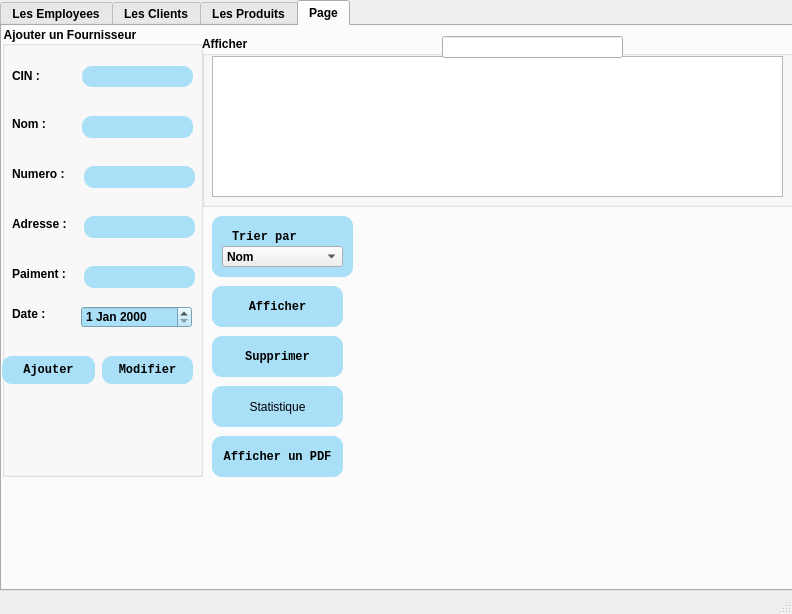
Qt form mainwindow2.ui (azizgarba/Smart_Dry_Cleaner_2A2) before a commit.
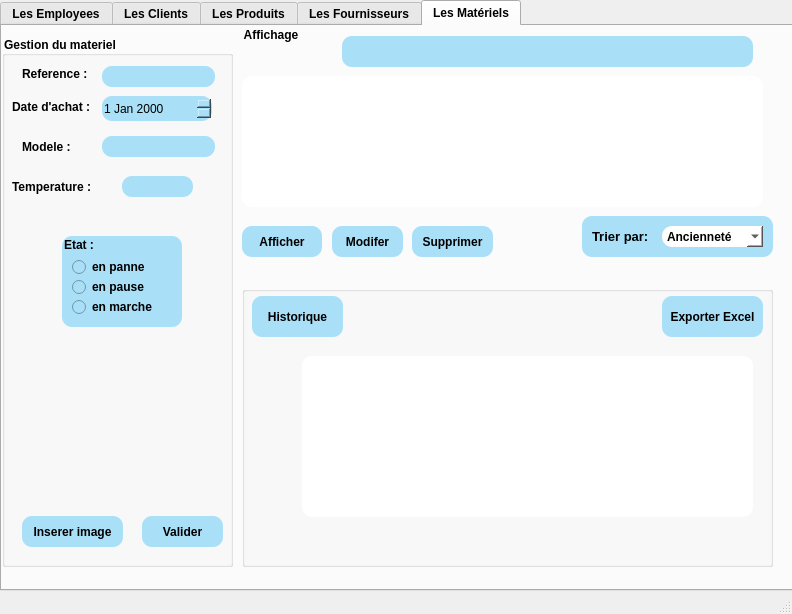
The same form after that commit. Icons and pictures are not drawn. Custom widgets are drawn as their Qt base class.

```diff
--- a/mainwindow2.ui
+++ b/mainwindow2.ui
@@ -43,7 +43,7 @@
      <enum>QTabWidget::Rounded</enum>
     </property>
     <property name="currentIndex">
-     <number>3</number>
+     <number>4</number>
     </property>
     <property name="usesScrollButtons">
      <bool>false</bool>
@@ -1938,8 +1938,13 @@
      <zorder>id_radio_butt</zorder>
     </widget>
     <widget class="QWidget" name="tab_4">
+     <property name="styleSheet">
+      <string notr="true">#tab_4{
+background-image:url(C:/Users/ASUS/Desktop/hydro+/Smart_Dry_Cleaner_2A2/image/BG.png);
+}</string>
+     </property>
      <attribute name="title">
-      <string>Page</string>
+      <string>Les Fournisseurs</string>
      </attribute>
      <widget class="QPushButton" name="pdf_aff">
       <property name="geometry">
@@ -2475,6 +2480,667 @@
       </property>
      </widget>
     </widget>
+    <widget class="QWidget" name="tab_5">
+     <property name="styleSheet">
+      <string notr="true">#tab_5{
+background-image:url(C:/Users/ASUS/Desktop/hydro+/Smart_Dry_Cleaner_2A2/image/BG.png);
+}</string>
+     </property>
+     <attribute name="title">
+      <string>Les Matériels</string>
+     </attribute>
+     <widget class="QGroupBox" name="gestion">
+      <property name="geometry">
+       <rect>
+        <x>0</x>
+        <y>10</y>
+        <width>231</width>
+        <height>531</height>
+       </rect>
+      </property>
+      <property name="font">
+       <font>
+        <weight>75</weight>
+        <bold>true</bold>
+       </font>
+      </property>
+      <property name="styleSheet">
+       <string notr="true">color:rgb(0,0,0);</string>
+      </property>
+      <property name="title">
+       <string>Gestion du materiel</string>
+      </property>
+      <widget class="QLabel" name="label_33">
+       <property name="geometry">
+        <rect>
+         <x>20</x>
+         <y>100</y>
+         <width>49</width>
+         <height>21</height>
+        </rect>
+       </property>
+       <property name="font">
+        <font>
+         <weight>75</weight>
+         <bold>true</bold>
+        </font>
+       </property>
+       <property name="styleSheet">
+        <string notr="true">color: rgb(0,0,0);</string>
+       </property>
+       <property name="text">
+        <string>Modele :</string>
+       </property>
+      </widget>
+      <widget class="QLineEdit" name="reference">
+       <property name="geometry">
+        <rect>
+         <x>100</x>
+         <y>30</y>
+         <width>113</width>
+         <height>21</height>
+        </rect>
+       </property>
+       <property name="styleSheet">
+        <string notr="true">background-color: rgb(169,223,247);
+color: rgb(0,0,0);
+border-color: rgb(0, 129, 233);
+border-radius:10px;
+</string>
+       </property>
+      </widget>
+      <widget class="QLabel" name="label_34">
+       <property name="geometry">
+        <rect>
+         <x>20</x>
+         <y>30</y>
+         <width>71</width>
+         <height>16</height>
+        </rect>
+       </property>
+       <property name="font">
+        <font>
+         <weight>75</weight>
+         <bold>true</bold>
+        </font>
+       </property>
+       <property name="styleSheet">
+        <string notr="true">color: rgb(0,0,0);</string>
+       </property>
+       <property name="text">
+        <string>Reference :</string>
+       </property>
+      </widget>
+      <widget class="QLabel" name="label_35">
+       <property name="geometry">
+        <rect>
+         <x>10</x>
+         <y>60</y>
+         <width>81</width>
+         <height>21</height>
+        </rect>
+       </property>
+       <property name="font">
+        <font>
+         <weight>75</weight>
+         <bold>true</bold>
+        </font>
+       </property>
+       <property name="styleSheet">
+        <string notr="true">color: rgb(0,0,0);</string>
+       </property>
+       <property name="text">
+        <string>Date d'achat :</string>
+       </property>
+      </widget>
+      <widget class="QLineEdit" name="modele">
+       <property name="geometry">
+        <rect>
+         <x>100</x>
+         <y>100</y>
+         <width>113</width>
+         <height>21</height>
+        </rect>
+       </property>
+       <property name="styleSheet">
+        <string notr="true">background-color: rgb(169,223,247);
+color: rgb(0,0,0);
+border-color: rgb(0, 129, 233);
+border-radius:10px;
+
+</string>
+       </property>
+      </widget>
+      <widget class="QLabel" name="label_36">
+       <property name="geometry">
+        <rect>
+         <x>10</x>
+         <y>140</y>
+         <width>81</width>
+         <height>21</height>
+        </rect>
+       </property>
+       <property name="font">
+        <font>
+         <weight>75</weight>
+         <bold>true</bold>
+        </font>
+       </property>
+       <property name="styleSheet">
+        <string notr="true">color: rgb(0,0,0);</string>
+       </property>
+       <property name="text">
+        <string>Temperature :</string>
+       </property>
+      </widget>
+      <widget class="QLineEdit" name="temperature">
+       <property name="geometry">
+        <rect>
+         <x>120</x>
+         <y>140</y>
+         <width>71</width>
+         <height>21</height>
+        </rect>
+       </property>
+       <property name="styleSheet">
+        <string notr="true">background-color: rgb(169,223,247);
+color: rgb(0,0,0);
+border-color: rgb(0, 129, 233);
+border-radius:10px;
+</string>
+       </property>
+      </widget>
+      <widget class="QPushButton" name="valider">
+       <property name="geometry">
+        <rect>
+         <x>140</x>
+         <y>480</y>
+         <width>81</width>
+         <height>31</height>
+        </rect>
+       </property>
+       <property name="font">
+        <font>
+         <weight>75</weight>
+         <bold>true</bold>
+        </font>
+       </property>
+       <property name="styleSheet">
+        <string notr="true">background-color: rgb(169, 223, 247);
+color:rgb(0,0,0);
+border-color: rgb(0, 129, 233);
+border-radius:10px;
+</string>
+       </property>
+       <property name="text">
+        <string>Valider</string>
+       </property>
+      </widget>
+      <widget class="QDateEdit" name="dateachat">
+       <property name="geometry">
+        <rect>
+         <x>100</x>
+         <y>60</y>
+         <width>110</width>
+         <height>25</height>
+        </rect>
+       </property>
+       <property name="styleSheet">
+        <string notr="true">background-color: rgb(169,223,247);
+color: rgb(0,0,0);
+border-color: rgb(0, 129, 233);
+border-radius:10px;
+</string>
+       </property>
+      </widget>
+      <widget class="QPushButton" name="insererim">
+       <property name="geometry">
+        <rect>
+         <x>20</x>
+         <y>480</y>
+         <width>101</width>
+         <height>31</height>
+        </rect>
+       </property>
+       <property name="font">
+        <font>
+         <weight>75</weight>
+         <bold>true</bold>
+        </font>
+       </property>
+       <property name="styleSheet">
+        <string notr="true">background-color: rgb(169,223,247);
+color: rgb(0,0,0);
+border-color: rgb(0, 129, 233);
+border-radius:10px;</string>
+       </property>
+       <property name="text">
+        <string>Inserer image</string>
+       </property>
+      </widget>
+      <widget class="QGroupBox" name="groupBox_11">
+       <property name="geometry">
+        <rect>
+         <x>60</x>
+         <y>200</y>
+         <width>120</width>
+         <height>91</height>
+        </rect>
+       </property>
+       <property name="font">
+        <font>
+         <weight>75</weight>
+         <bold>true</bold>
+        </font>
+       </property>
+       <property name="styleSheet">
+        <string notr="true">background-color: rgb(169,223,247);
+color: rgb(0,0,0);
+border-color: rgb(0, 129, 233);
+border-radius:10px;</string>
+       </property>
+       <property name="title">
+        <string>Etat :</string>
+       </property>
+       <widget class="QRadioButton" name="panne">
+        <property name="geometry">
+         <rect>
+          <x>10</x>
+          <y>20</y>
+          <width>91</width>
+          <height>22</height>
+         </rect>
+        </property>
+        <property name="font">
+         <font>
+          <weight>75</weight>
+          <bold>true</bold>
+         </font>
+        </property>
+        <property name="styleSheet">
+         <string notr="true">
+color: rgb(0,0,0);
+
+border-radius:10px;</string>
+        </property>
+        <property name="text">
+         <string>en panne</string>
+        </property>
+       </widget>
+       <widget class="QRadioButton" name="pause">
+        <property name="geometry">
+         <rect>
+          <x>10</x>
+          <y>40</y>
+          <width>91</width>
+          <height>22</height>
+         </rect>
+        </property>
+        <property name="font">
+         <font>
+          <weight>75</weight>
+          <bold>true</bold>
+         </font>
+        </property>
+        <property name="text">
+         <string>en pause</string>
+        </property>
+       </widget>
+       <widget class="QRadioButton" name="marche">
+        <property name="geometry">
+         <rect>
+          <x>10</x>
+          <y>60</y>
+          <width>91</width>
+          <height>22</height>
+         </rect>
+        </property>
+        <property name="font">
+         <font>
+          <weight>75</weight>
+          <bold>true</bold>
+         </font>
+        </property>
+        <property name="text">
+         <string>en marche</string>
+        </property>
+       </widget>
+      </widget>
+      <widget class="QLabel" name="image">
+       <property name="geometry">
+        <rect>
+         <x>20</x>
+         <y>310</y>
+         <width>191</width>
+         <height>151</height>
+        </rect>
+       </property>
+       <property name="styleSheet">
+        <string notr="true"/>
+       </property>
+       <property name="text">
+        <string/>
+       </property>
+      </widget>
+     </widget>
+     <widget class="QGroupBox" name="groupBox_12">
+      <property name="geometry">
+       <rect>
+        <x>240</x>
+        <y>260</y>
+        <width>531</width>
+        <height>281</height>
+       </rect>
+      </property>
+      <property name="title">
+       <string/>
+      </property>
+      <widget class="QPushButton" name="afficherexcel">
+       <property name="geometry">
+        <rect>
+         <x>420</x>
+         <y>10</y>
+         <width>101</width>
+         <height>41</height>
+        </rect>
+       </property>
+       <property name="font">
+        <font>
+         <weight>75</weight>
+         <bold>true</bold>
+        </font>
+       </property>
+       <property name="styleSheet">
+        <string notr="true">background-color: rgb(169,223,247);
+color: rgb(0,0,0);
+border-color: rgb(0, 129, 233);
+border-radius:10px;</string>
+       </property>
+       <property name="text">
+        <string>Exporter Excel</string>
+       </property>
+      </widget>
+      <widget class="QPushButton" name="historique">
+       <property name="geometry">
+        <rect>
+         <x>10</x>
+         <y>10</y>
+         <width>91</width>
+         <height>41</height>
+        </rect>
+       </property>
+       <property name="font">
+        <font>
+         <weight>75</weight>
+         <bold>true</bold>
+        </font>
+       </property>
+       <property name="styleSheet">
+        <string notr="true">background-color: rgb(169,223,247);
+color: rgb(0,0,0);
+border-color: rgb(0, 129, 233);
+border-radius:10px;</string>
+       </property>
+       <property name="text">
+        <string>Historique</string>
+       </property>
+      </widget>
+      <widget class="QTableView" name="affhisto">
+       <property name="geometry">
+        <rect>
+         <x>60</x>
+         <y>70</y>
+         <width>451</width>
+         <height>161</height>
+        </rect>
+       </property>
+       <property name="styleSheet">
+        <string notr="true">background-color: rgb(255,255,255);
+color: rgb(0,0,0);
+border-color: rgb(0, 129, 233);
+border-radius:10px;</string>
+       </property>
+      </widget>
+     </widget>
+     <widget class="QGroupBox" name="affichage">
+      <property name="geometry">
+       <rect>
+        <x>240</x>
+        <y>0</y>
+        <width>531</width>
+        <height>241</height>
+       </rect>
+      </property>
+      <property name="font">
+       <font>
+        <weight>75</weight>
+        <bold>true</bold>
+       </font>
+      </property>
+      <property name="styleSheet">
+       <string notr="true">
+color: rgb(0,0,0);
+border-color: rgb(0, 129, 233);
+border-radius:10px;</string>
+      </property>
+      <property name="title">
+       <string>Affichage</string>
+      </property>
+      <widget class="QPushButton" name="modifier">
+       <property name="geometry">
+        <rect>
+         <x>90</x>
+         <y>200</y>
+         <width>71</width>
+         <height>31</height>
+        </rect>
+       </property>
+       <property name="font">
+        <font>
+         <weight>75</weight>
+         <bold>true</bold>
+        </font>
+       </property>
+       <property name="styleSheet">
+        <string notr="true">background-color: rgb(169,223,247);
+color: rgb(0,0,0);
+border-color: rgb(0, 129, 233);
+border-radius:10px;</string>
+       </property>
+       <property name="text">
+        <string>Modifer</string>
+       </property>
+      </widget>
+      <widget class="QPushButton" name="supprimer">
+       <property name="geometry">
+        <rect>
+         <x>170</x>
+         <y>200</y>
+         <width>81</width>
+         <height>31</height>
+        </rect>
+       </property>
+       <property name="font">
+        <font>
+         <weight>75</weight>
+         <bold>true</bold>
+        </font>
+       </property>
+       <property name="styleSheet">
+        <string notr="true">background-color: rgb(169,223,247);
+color: rgb(0,0,0);
+border-color: rgb(0, 129, 233);
+border-radius:10px;</string>
+       </property>
+       <property name="text">
+        <string>Supprimer</string>
+       </property>
+      </widget>
+      <widget class="QComboBox" name="trie">
+       <property name="geometry">
+        <rect>
+         <x>420</x>
+         <y>200</y>
+         <width>101</width>
+         <height>21</height>
+        </rect>
+       </property>
+       <property name="font">
+        <font>
+         <weight>75</weight>
+         <bold>true</bold>
+        </font>
+       </property>
+       <property name="styleSheet">
+        <string notr="true">background-color: rgb(255,255,255  );
+color: rgb(0, 0, 0);
+border-color: rgb(0, 129, 233);
+</string>
+       </property>
+       <item>
+        <property name="text">
+         <string>Ancienneté</string>
+        </property>
+       </item>
+       <item>
+        <property name="text">
+         <string>Etat</string>
+        </property>
+       </item>
+       <item>
+        <property name="text">
+         <string>Nbr produits</string>
+        </property>
+       </item>
+      </widget>
+      <widget class="QLabel" name="label_37">
+       <property name="geometry">
+        <rect>
+         <x>360</x>
+         <y>190</y>
+         <width>61</width>
+         <height>41</height>
+        </rect>
+       </property>
+       <property name="font">
+        <font>
+         <weight>75</weight>
+         <bold>true</bold>
+        </font>
+       </property>
+       <property name="styleSheet">
+        <string notr="true">
+color: rgb(0,0,0);
+</string>
+       </property>
+       <property name="text">
+        <string>Trier par :</string>
+       </property>
+      </widget>
+      <widget class="QGraphicsView" name="graphicsView">
+       <property name="geometry">
+        <rect>
+         <x>340</x>
+         <y>190</y>
+         <width>191</width>
+         <height>41</height>
+        </rect>
+       </property>
+       <property name="styleSheet">
+        <string notr="true">background-color: rgb(169,223,247);
+color: rgb(0,0,0);
+border-color: rgb(0, 129, 233);
+border-radius:10px;</string>
+       </property>
+      </widget>
+      <widget class="QTableView" name="affmate">
+       <property name="geometry">
+        <rect>
+         <x>0</x>
+         <y>50</y>
+         <width>521</width>
+         <height>131</height>
+        </rect>
+       </property>
+       <property name="styleSheet">
+        <string notr="true">background-color: rgb(255,255,255);
+color: rgb(0,0,0);
+border-color: rgb(0, 129, 233);
+</string>
+       </property>
+      </widget>
+      <widget class="QPushButton" name="afficher">
+       <property name="geometry">
+        <rect>
+         <x>0</x>
+         <y>200</y>
+         <width>80</width>
+         <height>31</height>
+        </rect>
+       </property>
+       <property name="font">
+        <font>
+         <weight>75</weight>
+         <bold>true</bold>
+        </font>
+       </property>
+       <property name="styleSheet">
+        <string notr="true">background-color: rgb(169,223,247);
+color: rgb(0,0,0);
+border-color: rgb(0, 129, 233);
+border-radius:10px;</string>
+       </property>
+       <property name="text">
+        <string>Afficher</string>
+       </property>
+      </widget>
+      <widget class="QLineEdit" name="ecricherche">
+       <property name="geometry">
+        <rect>
+         <x>100</x>
+         <y>10</y>
+         <width>411</width>
+         <height>31</height>
+        </rect>
+       </property>
+       <property name="styleSheet">
+        <string notr="true">background-color: rgb(169,223,247);
+color: rgb(0,0,0);
+border-color: rgb(0, 129, 233);
+border-radius:10px;</string>
+       </property>
+      </widget>
+      <widget class="QLabel" name="label_38">
+       <property name="geometry">
+        <rect>
+         <x>350</x>
+         <y>200</y>
+         <width>61</width>
+         <height>21</height>
+        </rect>
+       </property>
+       <property name="font">
+        <font>
+         <pointsize>10</pointsize>
+         <weight>75</weight>
+         <bold>true</bold>
+        </font>
+       </property>
+       <property name="text">
+        <string>Trier par:</string>
+       </property>
+      </widget>
+      <zorder>label_37</zorder>
+      <zorder>graphicsView</zorder>
+      <zorder>modifier</zorder>
+      <zorder>supprimer</zorder>
+      <zorder>trie</zorder>
+      <zorder>affmate</zorder>
+      <zorder>afficher</zorder>
+      <zorder>ecricherche</zorder>
+      <zorder>label_38</zorder>
+     </widget>
+    </widget>
    </widget>
   </widget>
   <widget class="QMenuBar" name="menubar">
```
Left out of the diff: 2 changed lines with no effect on the pictures.
